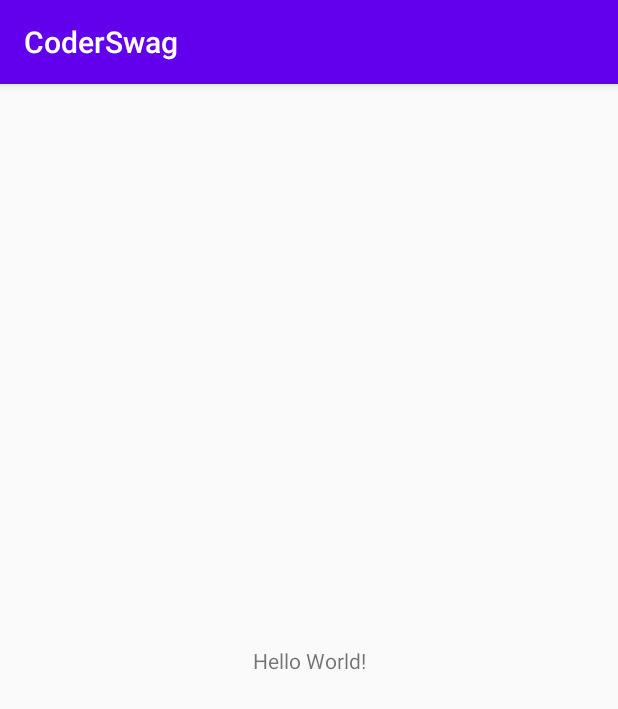
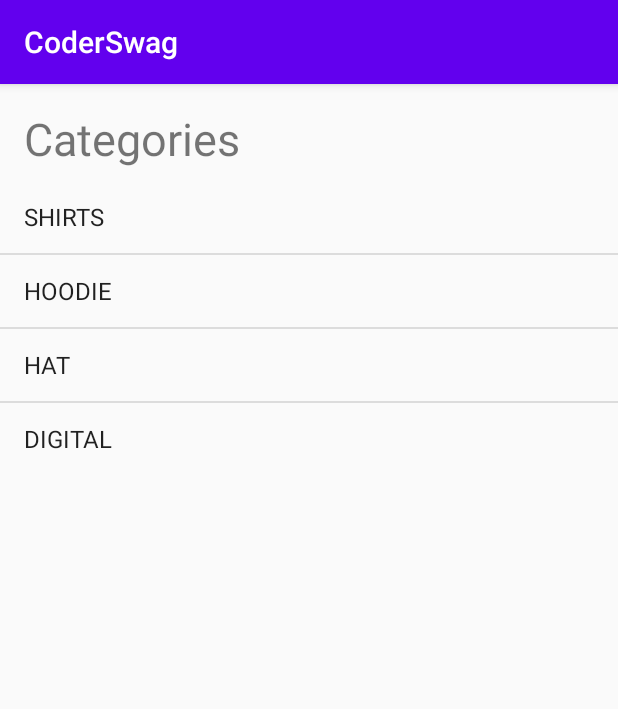
Before and after one commit to Kipropkevin/CoderSwag, an Android app: the screen it shows after launch (MainActivity), on a phone screen of 412 x 824 dp. Shown: the top 709 px of the screen. Run offline under Robolectric (Android 15) with nearby library versions, the phone set to English and light mode, and no system bars.

Commit message:
lesson 02

```diff
--- a/app/src/main/java/com/example/coderswag/controller/MainActivity.kt
+++ b/app/src/main/java/com/example/coderswag/controller/MainActivity.kt
@@ -2,12 +2,23 @@ package com.example.coderswag.controller
 
 import androidx.appcompat.app.AppCompatActivity
 import android.os.Bundle
+import android.widget.ArrayAdapter
 import com.example.coderswag.R
+import com.example.coderswag.model.Category
+import com.example.coderswag.services.dataservice
+import kotlinx.android.synthetic.main.activity_main.*
 
 class MainActivity : AppCompatActivity() {
+
+    lateinit var adapter : ArrayAdapter<Category>
 
     override fun onCreate(savedInstanceState: Bundle?) {
         super.onCreate(savedInstanceState)
         setContentView(R.layout.activity_main)
+
+        adapter = ArrayAdapter(this,
+            android.R.layout.simple_list_item_1,
+            dataservice.categories)
+        categoryListView.adapter = adapter
     }
 }
--- a/app/src/main/java/com/example/coderswag/model/category.kt
+++ b/app/src/main/java/com/example/coderswag/model/category.kt
@@ -2,4 +2,8 @@ package com.example.coderswag.model
 
 import android.media.Image
 
-class Category(val title: String, val image: String)
+class Category(val title: String, val image: String){
+    override fun toString(): String {
+        return title
+    }
+}
--- a/app/src/main/res/layout/activity_main.xml
+++ b/app/src/main/res/layout/activity_main.xml
@@ -7,12 +7,30 @@
     tools:context=".controller.MainActivity">
 
     <TextView
+        android:id="@+id/textView"
         android:layout_width="wrap_content"
         android:layout_height="wrap_content"
-        android:text="Hello World!"
-        app:layout_constraintBottom_toBottomOf="parent"
+        android:layout_marginLeft="16dp"
+        android:layout_marginTop="16dp"
+        android:text="Categories"
+        android:textSize="30sp"
         app:layout_constraintLeft_toLeftOf="parent"
-        app:layout_constraintRight_toRightOf="parent"
         app:layout_constraintTop_toTopOf="parent" />
 
+    <ListView
+        android:id="@+id/categoryListView"
+        android:layout_width="wrap_content"
+        android:layout_height="wrap_content"
+        android:layout_marginStart="8dp"
+        android:layout_marginLeft="8dp"
+        android:layout_marginTop="8dp"
+        android:layout_marginEnd="8dp"
+        android:layout_marginRight="8dp"
+        android:layout_marginBottom="8dp"
+        app:layout_constraintBottom_toBottomOf="parent"
+        app:layout_constraintEnd_toEndOf="parent"
+        app:layout_constraintStart_toStartOf="parent"
+        app:layout_constraintTop_toBottomOf="@+id/textView"
+        app:layout_constraintVertical_bias="0.0" />
+
 </androidx.constraintlayout.widget.ConstraintLayout>
```
Also changed, not shown: app/src/main/res/layout/category_list_item.xml (added, +40 -0 lines).
